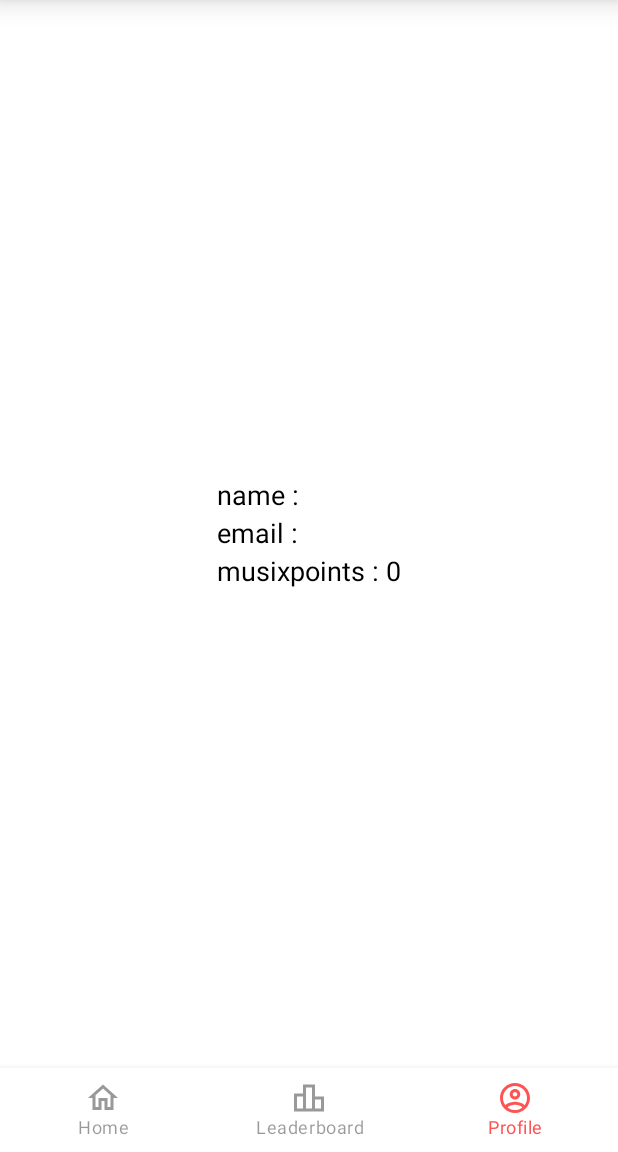
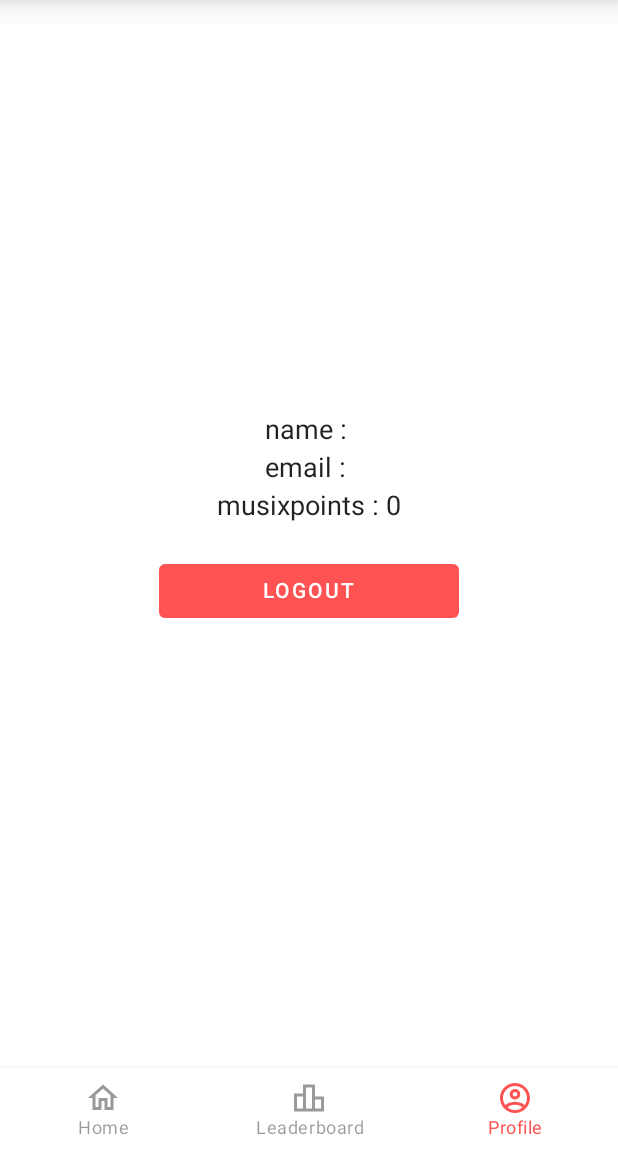
Before and after one commit to MatriscianoSalvatore/musixgame, an Android app built with Jetpack Compose: the screen it shows after launch once a user with an empty profile is signed in (MainActivity), item 3 of the bottom bar chosen, on a phone screen of 412 x 824 dp, the part 84-1236 px from its top. Run offline under Robolectric (Android 15) with nearby library versions, the phone set to English and light mode, and no system bars; our stand-ins replace Firebase (no records; nobody signed in at launch, a user with empty details on screens opened directly).

Commit message:
added logout fn in profile

```diff
--- a/app/src/main/java/com/matrisciano/musixmatch/MainActivity.kt
+++ b/app/src/main/java/com/matrisciano/musixmatch/MainActivity.kt
@@ -1,5 +1,6 @@
 package com.matrisciano.musixmatch
 
+import android.content.Intent
 import android.os.Bundle
 import androidx.activity.ComponentActivity
 import androidx.activity.compose.setContent
@@ -26,6 +27,7 @@ import com.google.firebase.auth.FirebaseUser
 import com.google.firebase.auth.ktx.auth
 import com.google.firebase.ktx.Firebase
 import com.matrisciano.musixmatch.ui.theme.MusixmatchTheme
+import com.matrisciano.musixmatch.ui.theme.musixmatchPinkDark
 
 class MainActivity : ComponentActivity() {
     private lateinit var auth: FirebaseAuth
@@ -88,6 +90,8 @@ class MainActivity : ComponentActivity() {
 
     @Composable
     fun ProfileScreen(user: FirebaseUser?) {
+        MusixmatchTheme() {
+
             Box(
                 modifier = Modifier
                     .fillMaxHeight()
@@ -96,9 +100,8 @@ class MainActivity : ComponentActivity() {
             ) {
                 Column(
                     modifier = Modifier
-                    .fillMaxHeight()
-                    .fillMaxWidth()
                         .wrapContentSize(Alignment.Center),
+                    horizontalAlignment = Alignment.CenterHorizontally
 
                 ) {
                     Text(
@@ -106,6 +109,7 @@ class MainActivity : ComponentActivity() {
                         textAlign = TextAlign.Center,
                         fontSize = 18.sp,
                         modifier = Modifier.padding(2.dp)
+
                         )
                     Text(
                         "email : " + user?.email,
@@ -119,6 +123,23 @@ class MainActivity : ComponentActivity() {
                         fontSize = 18.sp,
                         modifier = Modifier.padding(2.dp)
                     )
+
+                    TextButton(
+                        modifier = Modifier
+                            .padding(20.dp)
+                            .width(200.dp),
+                        onClick = {
+                            Firebase.auth.signOut()
+                            startActivity(Intent(this@MainActivity, SigninActivity::class.java))
+                        },
+                        colors = ButtonDefaults.textButtonColors(
+                            backgroundColor = MaterialTheme.colors.primary,
+                            contentColor = Color.White
+                        ), enabled = true
+                    ) {
+                        Text(text = "LOGOUT")
+                    };
+                }
             }
         }
     }
@@ -182,7 +203,7 @@ class MainActivity : ComponentActivity() {
 
     @Preview(showBackground = true)
     @Composable
-    fun HomePreview() {
-        HomeScreen()
+    fun ProfilePreview() {
+        ProfileScreen(Firebase.auth.currentUser)
     }
 }
```
Lines whose indentation alone changed are shown as unchanged.
